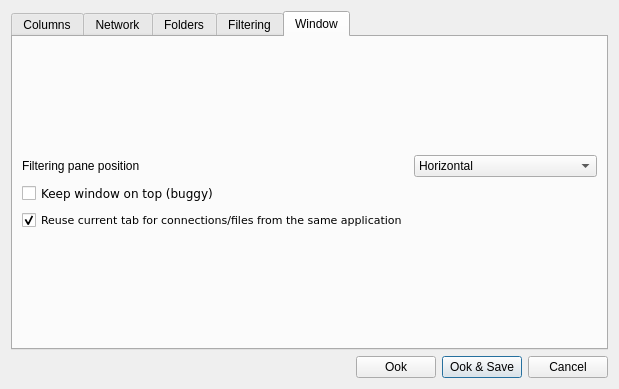
First picture: the form in trace_server/settings.ui, repository mojmir-svoboda/DbgToolkit, before the edit.
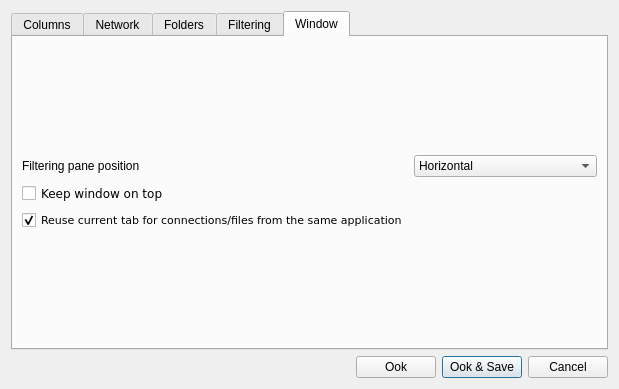
Second picture: the form after the edit. The open tabs and pages were chosen to show the change.

Commit message: * filters changed to dock widget

Diff of the .ui file:
```diff
--- a/trace_server/settings.ui
+++ b/trace_server/settings.ui
@@ -506,7 +506,7 @@
             </font>
            </property>
            <property name="text">
-            <string>Keep window on top (buggy)</string>
+            <string>Keep window on top</string>
            </property>
           </widget>
          </item>
```
The commit also changes 2 other files.
